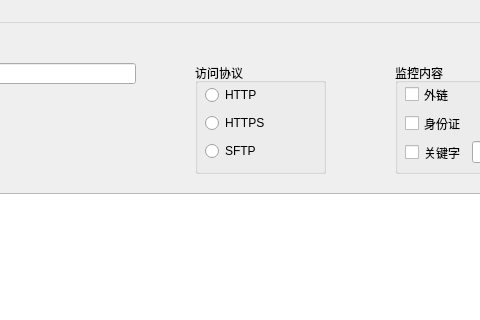
Before: the Qt Designer form modules/ui/ui_main_window.ui in beikejinmiao/HawkSec, drawn with Qt 5; both pictures show x 235 to 715 and y 0 to 320 of the 944 by 655 pixel window.
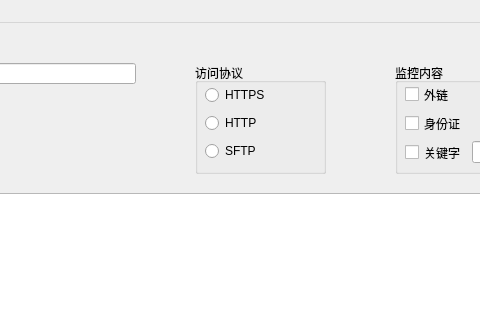
After: the same form once the commit is applied.

The edit to the form file:
```diff
--- a/modules/ui/ui_main_window.ui
+++ b/modules/ui/ui_main_window.ui
@@ -404,13 +404,6 @@
       </rect>
      </property>
      <layout class="QVBoxLayout" name="protocolVLayout">
-      <item>
-       <widget class="QRadioButton" name="httpRadioBtn">
-        <property name="text">
-         <string>HTTP</string>
-        </property>
-       </widget>
-      </item>
       <item>
        <widget class="QRadioButton" name="httpsRadioBtn">
         <property name="text">
@@ -418,6 +411,13 @@
         </property>
        </widget>
       </item>
+      <item>
+       <widget class="QRadioButton" name="httpRadioBtn">
+        <property name="text">
+         <string>HTTP</string>
+        </property>
+       </widget>
+      </item>
       <item>
        <widget class="QRadioButton" name="sftpRadioBtn">
         <property name="text">
```
Left out of the diff: 7 changed lines with no effect on the pictures.
